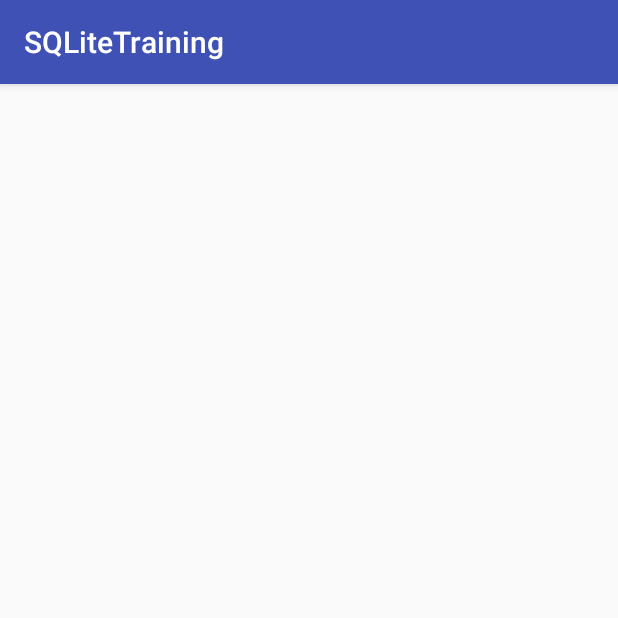
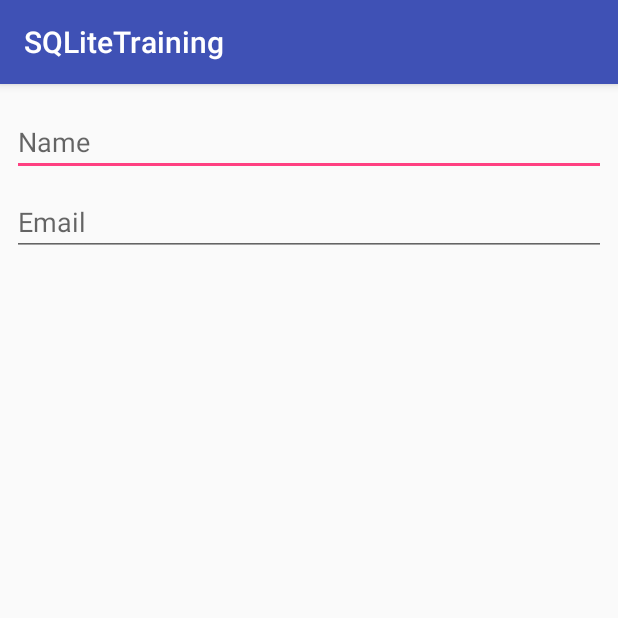
Before and after one commit to lexasok/SQLiteTraining, an Android app: the screen it shows after launch (MainActivity), on a phone screen of 412 x 824 dp, the top half of it. Run offline under Robolectric (Android 15) with nearby library versions, the phone set to English and light mode, and no system bars.

Commit message:
Text inputs fields added

```diff
--- a/app/src/main/res/layout/activity_main.xml
+++ b/app/src/main/res/layout/activity_main.xml
@@ -6,4 +6,32 @@
     android:layout_height="match_parent"
     tools:context=".MainActivity">
 
+    <EditText
+        android:id="@+id/editText"
+        android:layout_width="0dp"
+        android:layout_height="wrap_content"
+        android:layout_marginEnd="8dp"
+        android:layout_marginStart="8dp"
+        android:layout_marginTop="16dp"
+        android:ems="10"
+        android:hint="Name"
+        android:inputType="textPersonName"
+        app:layout_constraintEnd_toEndOf="parent"
+        app:layout_constraintHorizontal_bias="0.0"
+        app:layout_constraintStart_toStartOf="parent"
+        app:layout_constraintTop_toTopOf="parent" />
+
+    <EditText
+        android:id="@+id/editText2"
+        android:layout_width="0dp"
+        android:layout_height="wrap_content"
+        android:layout_marginEnd="8dp"
+        android:layout_marginStart="8dp"
+        android:layout_marginTop="8dp"
+        android:ems="10"
+        android:hint="Email"
+        android:inputType="textPersonName"
+        app:layout_constraintEnd_toEndOf="parent"
+        app:layout_constraintStart_toStartOf="parent"
+        app:layout_constraintTop_toBottomOf="@+id/editText" />
 </android.support.constraint.ConstraintLayout>
```
